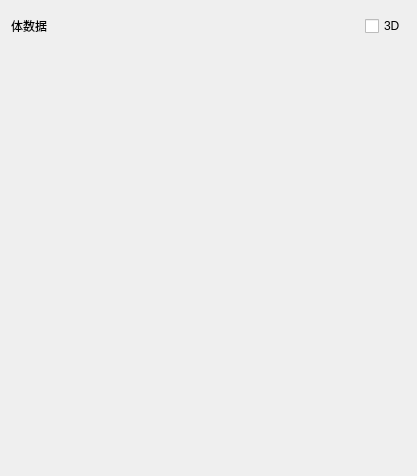
zpphigh/STK, file Modules/VolumeDisplayController/Resources/UI/qSlicerVolumeDisplayControllerModuleWidget.ui: the form before one commit.
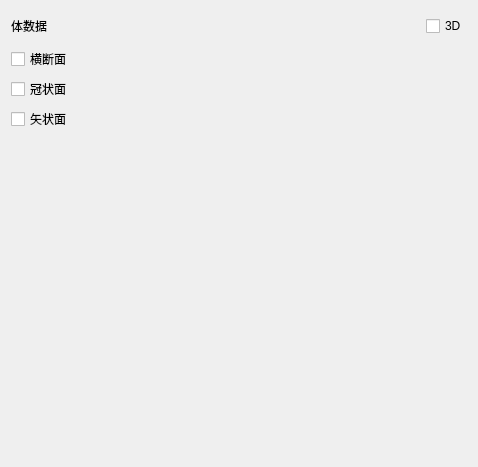
The form after the commit. Custom widgets are drawn as their Qt base class.

Commit message: slicenode control including offset and visibility

```diff
--- a/Modules/VolumeDisplayController/Resources/UI/qSlicerVolumeDisplayControllerModuleWidget.ui
+++ b/Modules/VolumeDisplayController/Resources/UI/qSlicerVolumeDisplayControllerModuleWidget.ui
@@ -6,8 +6,8 @@
    <rect>
     <x>0</x>
     <y>0</y>
-    <width>417</width>
-    <height>476</height>
+    <width>478</width>
+    <height>467</height>
    </rect>
   </property>
   <property name="windowTitle">
@@ -72,6 +72,66 @@
      </item>
     </layout>
    </item>
+   <item>
+    <layout class="QHBoxLayout" name="horizontalLayout_2">
+     <item>
+      <widget class="QCheckBox" name="AxialSliceVisibileCheckBox">
+       <property name="maximumSize">
+        <size>
+         <width>80</width>
+         <height>16777215</height>
+        </size>
+       </property>
+       <property name="text">
+        <string>横断面</string>
+       </property>
+      </widget>
+     </item>
+     <item>
+      <widget class="ctkSliderWidget" name="AxialSliceSlider" native="true"/>
+     </item>
+    </layout>
+   </item>
+   <item>
+    <layout class="QHBoxLayout" name="horizontalLayout_4">
+     <item>
+      <widget class="QCheckBox" name="CoronalSliceVisibileCheckBox">
+       <property name="maximumSize">
+        <size>
+         <width>80</width>
+         <height>16777215</height>
+        </size>
+       </property>
+       <property name="text">
+        <string>冠状面</string>
+       </property>
+      </widget>
+     </item>
+     <item>
+      <widget class="ctkSliderWidget" name="CoronalSliceSlider" native="true"/>
+     </item>
+    </layout>
+   </item>
+   <item>
+    <layout class="QHBoxLayout" name="horizontalLayout_3">
+     <item>
+      <widget class="QCheckBox" name="SagittalSliceVisibileCheckBox">
+       <property name="maximumSize">
+        <size>
+         <width>80</width>
+         <height>16777215</height>
+        </size>
+       </property>
+       <property name="text">
+        <string>矢状面</string>
+       </property>
+      </widget>
+     </item>
+     <item>
+      <widget class="ctkSliderWidget" name="SagittalSliceSlider" native="true"/>
+     </item>
+    </layout>
+   </item>
    <item>
     <widget class="qSlicerVolumeDisplayWidget" name="VolumeDisplayWidget" native="true">
      <property name="minimumSize">
@@ -115,6 +175,12 @@
    <extends>QWidget</extends>
    <header>qSlicerVolumeDisplayWidget.h</header>
   </customwidget>
+  <customwidget>
+   <class>ctkSliderWidget</class>
+   <extends>QWidget</extends>
+   <header>ctksliderwidget.h</header>
+   <container>1</container>
+  </customwidget>
  </customwidgets>
  <resources/>
  <connections/>
```
The commit also changes 2 other files.
